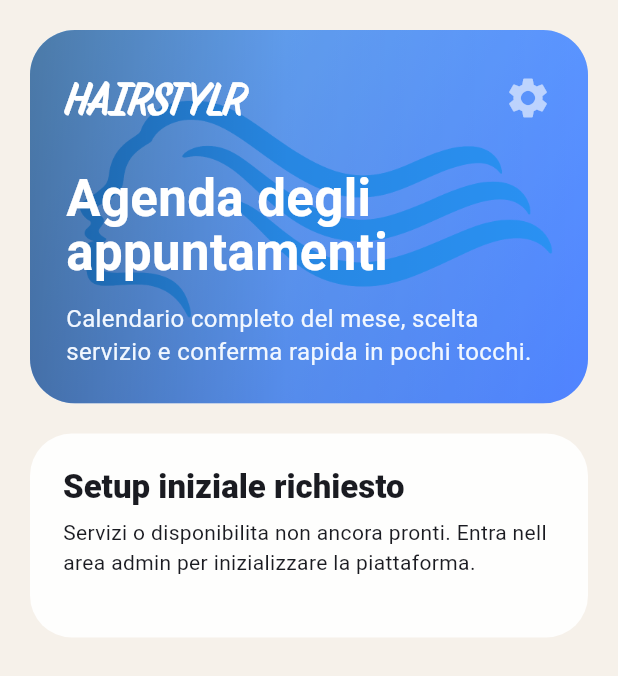
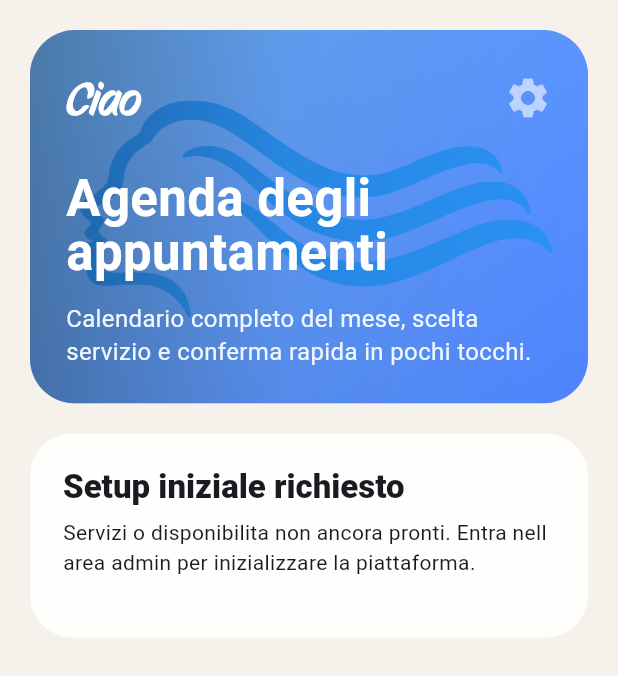
Before and after one commit to luigip11/hairstylr, a Flutter app: the screen it shows once a user with an empty profile is signed in, on a phone screen of 412 x 824 dp. Shown: the top 676 px of the screen. Run offline on Flutter 3.47's test engine with Material 3 defaults, Android fonts, the phone set to English and light mode, and no system bars; our stand-ins replace cloud_firestore, firebase_auth, firebase_core, get, web; accounts and stored records are empty.

Commit message:
Added name on title of home header

```diff
--- a/lib/features/public_booking/pages/public_booking_page.dart
+++ b/lib/features/public_booking/pages/public_booking_page.dart
@@ -1,4 +1,5 @@
 import 'package:flutter/material.dart';
+import 'package:firebase_auth/firebase_auth.dart';
 import 'package:get/get.dart';
 
 import '../../../app/app_routes.dart';
@@ -37,6 +38,7 @@ class PublicBookingPage extends GetView<PublicBookingController> {
                         crossAxisAlignment: CrossAxisAlignment.stretch,
                         children: [
                           BookingPosterHeader(
+                            title: _homeGreeting(),
                             onAdminTap: () {
                               controller.resetConfirmationSection();
                               Get.toNamed(AppRoutes.admin);
@@ -84,4 +86,30 @@ class PublicBookingPage extends GetView<PublicBookingController> {
       ),
     );
   }
+
+  String _homeGreeting() {
+    final user = FirebaseAuth.instance.currentUser;
+    final displayName = user?.displayName?.trim();
+    if (displayName != null && displayName.isNotEmpty) {
+      return 'Ciao, $displayName';
+    }
+
+    final emailName = user?.email?.split('@').first.trim();
+    if (emailName == null || emailName.isEmpty) {
+      return 'Ciao';
+    }
+
+    final normalizedName = emailName
+        .replaceAll(RegExp(r'[._-]+'), ' ')
+        .split(RegExp(r'\s+'))
+        .where((part) => part.isNotEmpty)
+        .map(
+          (part) => part.length == 1
+              ? part.toUpperCase()
+              : '${part[0].toUpperCase()}${part.substring(1).toLowerCase()}',
+        )
+        .join(' ');
+
+    return 'Ciao, $normalizedName';
+  }
 }
--- a/lib/features/public_booking/widgets/booking_poster_header.dart
+++ b/lib/features/public_booking/widgets/booking_poster_header.dart
@@ -7,8 +7,13 @@ const _heroBlueBottom = AppColors.heroBlueBottom;
 const _heroHairProfileAsset = 'assets/images/hero_hair_profile.png';
 
 class BookingPosterHeader extends StatelessWidget {
-  const BookingPosterHeader({super.key, required this.onAdminTap});
+  const BookingPosterHeader({
+    super.key,
+    required this.title,
+    required this.onAdminTap,
+  });
 
+  final String title;
   final VoidCallback onAdminTap;
 
   @override
@@ -62,16 +67,20 @@ class BookingPosterHeader extends StatelessWidget {
                   Row(
                     children: [
                       // logo
-                      const Text(
-                        'HAIRSTYLR',
-                        style: TextStyle(
-                          color: Colors.white,
-                          fontWeight: FontWeight.w700,
-                          fontFamily: 'StoryScript',
-                          fontSize: 30,
+                      Expanded(
+                        child: Text(
+                          title,
+                          maxLines: 1,
+                          overflow: TextOverflow.ellipsis,
+                          style: const TextStyle(
+                            color: Colors.white,
+                            fontWeight: FontWeight.w700,
+                            fontFamily: 'StoryScript',
+                            fontSize: 30,
+                          ),
                         ),
                       ),
-                      const Spacer(),
+                      const SizedBox(width: 16),
                       // admin button
                       InkWell(
                         onTap: onAdminTap,
```
